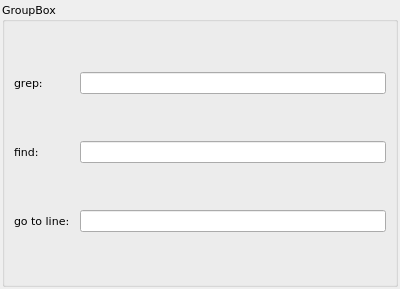
Above: mytab.ui from krzysiek6d/sherlog before the change. Below: the same form after it.
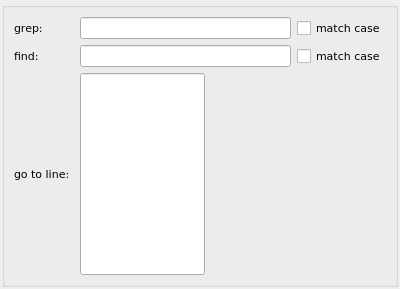
That is the form after the change.

The edit to the form file:
```diff
--- a/mytab.ui
+++ b/mytab.ui
@@ -41,7 +41,7 @@
    <item>
     <widget class="QGroupBox" name="groupBox_2">
      <property name="title">
-      <string>GroupBox</string>
+      <string/>
      </property>
      <layout class="QVBoxLayout" name="verticalLayout_2">
       <item>
@@ -68,6 +68,13 @@
         <item>
          <widget class="QLineEdit" name="grepInput"/>
         </item>
+        <item>
+         <widget class="QCheckBox" name="grepMatchCase">
+          <property name="text">
+           <string>match case</string>
+          </property>
+         </widget>
+        </item>
        </layout>
       </item>
       <item>
@@ -94,6 +101,13 @@
         <item>
          <widget class="QLineEdit" name="findInput"/>
         </item>
+        <item>
+         <widget class="QCheckBox" name="findMatchCase">
+          <property name="text">
+           <string>match case</string>
+          </property>
+         </widget>
+        </item>
        </layout>
       </item>
       <item>
@@ -119,14 +133,33 @@
         </item>
         <item>
          <widget class="QLineEdit" name="gotoLineInput">
+          <property name="sizePolicy">
+           <sizepolicy hsizetype="Fixed" vsizetype="Preferred">
+            <horstretch>0</horstretch>
+            <verstretch>0</verstretch>
+           </sizepolicy>
+          </property>
           <property name="minimumSize">
            <size>
-            <width>0</width>
+            <width>100</width>
             <height>0</height>
            </size>
           </property>
          </widget>
         </item>
+        <item>
+         <spacer name="horizontalSpacer">
+          <property name="orientation">
+           <enum>Qt::Horizontal</enum>
+          </property>
+          <property name="sizeHint" stdset="0">
+           <size>
+            <width>40</width>
+            <height>20</height>
+           </size>
+          </property>
+         </spacer>
+        </item>
        </layout>
       </item>
      </layout>
```
